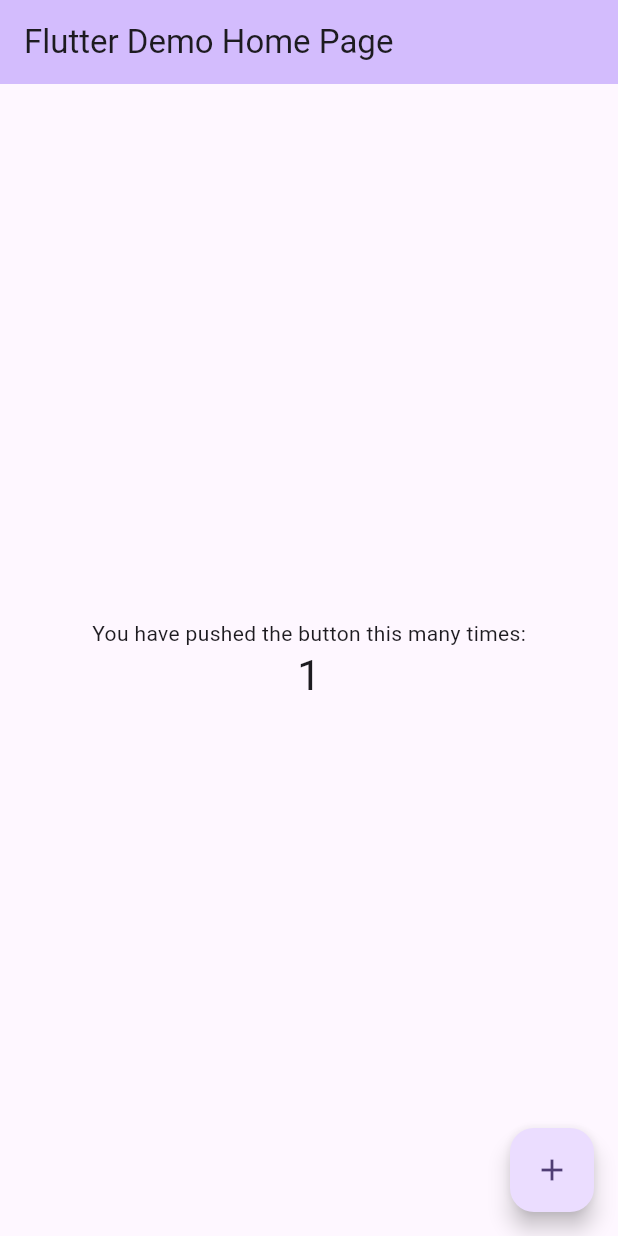
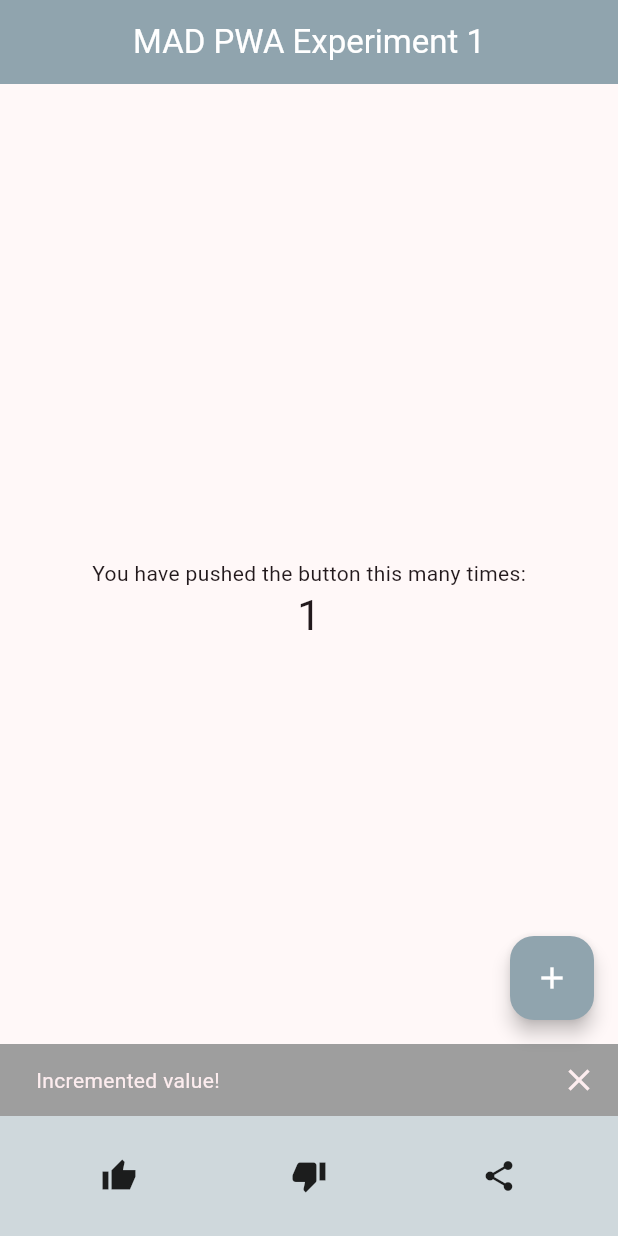
Before and after one commit to nigelsilveira0711/MAD_LAB_EXP8, a Flutter app: the screen it shows after launch, after a tap on the "add" icon, on a phone screen of 412 x 824 dp. Run offline on Flutter 3.47's test engine with Material 3 defaults, Android fonts, the phone set to English and light mode, and no system bars.

Commit message:
Completed experiment 1

```diff
--- a/mad_pwa_exp/lib/main.dart
+++ b/mad_pwa_exp/lib/main.dart
@@ -11,19 +11,20 @@ class MyApp extends StatelessWidget {
   @override
   Widget build(BuildContext context) {
     return MaterialApp(
-      title: 'Flutter Demo',
+      title: 'Experiment1',
       theme: ThemeData(
-        colorScheme: ColorScheme.fromSeed(seedColor: Colors.deepPurple),
+        colorScheme:
+            ColorScheme.fromSeed(seedColor: const Color.fromARGB(255, 0, 0, 0)),
         useMaterial3: true,
       ),
-      home: const MyHomePage(title: 'Flutter Demo Home Page'),
+      home: const MyHomePage(title: 'MAD PWA Experiment 1'),
+      debugShowCheckedModeBanner: false,
     );
   }
 }
 
 class MyHomePage extends StatefulWidget {
   const MyHomePage({super.key, required this.title});
-
   final String title;
 
   @override
@@ -37,14 +38,25 @@ class _MyHomePageState extends State<MyHomePage> {
     setState(() {
       _counter++;
     });
+    ScaffoldMessenger.of(context).showSnackBar(
+      const SnackBar(
+        content: Text('Incremented value!'),
+        duration: Duration(milliseconds: 1000),
+        showCloseIcon: true,
+        backgroundColor: Colors.grey,
+      ),
+    );
   }
 
   @override
   Widget build(BuildContext context) {
     return Scaffold(
       appBar: AppBar(
-        backgroundColor: Theme.of(context).colorScheme.inversePrimary,
-        title: Text(widget.title),
+        backgroundColor: Colors.blueGrey[300],
+        foregroundColor: Colors.white,
+        title: Center(
+          child: Text(widget.title),
+        ),
       ),
       body: Center(
         child: Column(
@@ -64,6 +76,23 @@ class _MyHomePageState extends State<MyHomePage> {
         onPressed: _incrementCounter,
         tooltip: 'Increment',
         child: const Icon(Icons.add),
+        backgroundColor: Colors.blueGrey[300],
+        foregroundColor: Colors.white,
+        elevation: 5,
+        splashColor: Colors.black,
+      ),
+      bottomNavigationBar: BottomAppBar(
+        color: Colors.blueGrey[100],
+        child: Container(
+            height: 50.0,
+            child: Row(
+              mainAxisAlignment: MainAxisAlignment.spaceAround,
+              children: const <Widget>[
+                Icon(Icons.thumb_up_sharp),
+                Icon(Icons.thumb_down),
+                Icon(Icons.share),
+              ],
+            )),
       ), // This trailing comma makes auto-formatting nicer for build methods.
     );
   }
```
